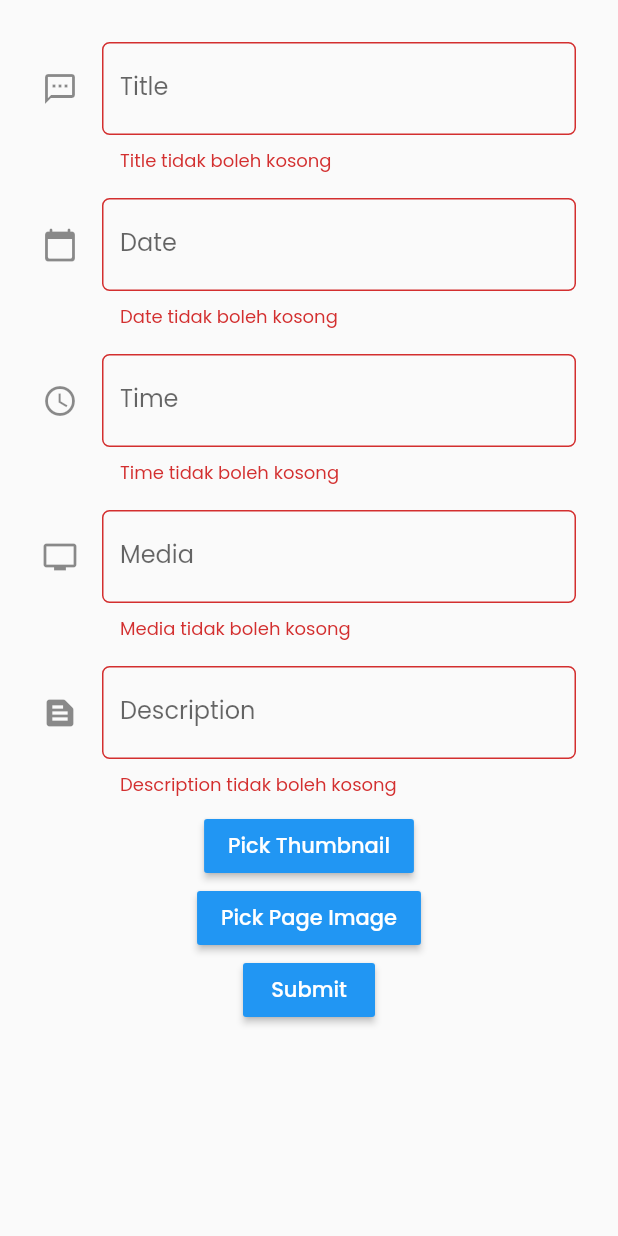
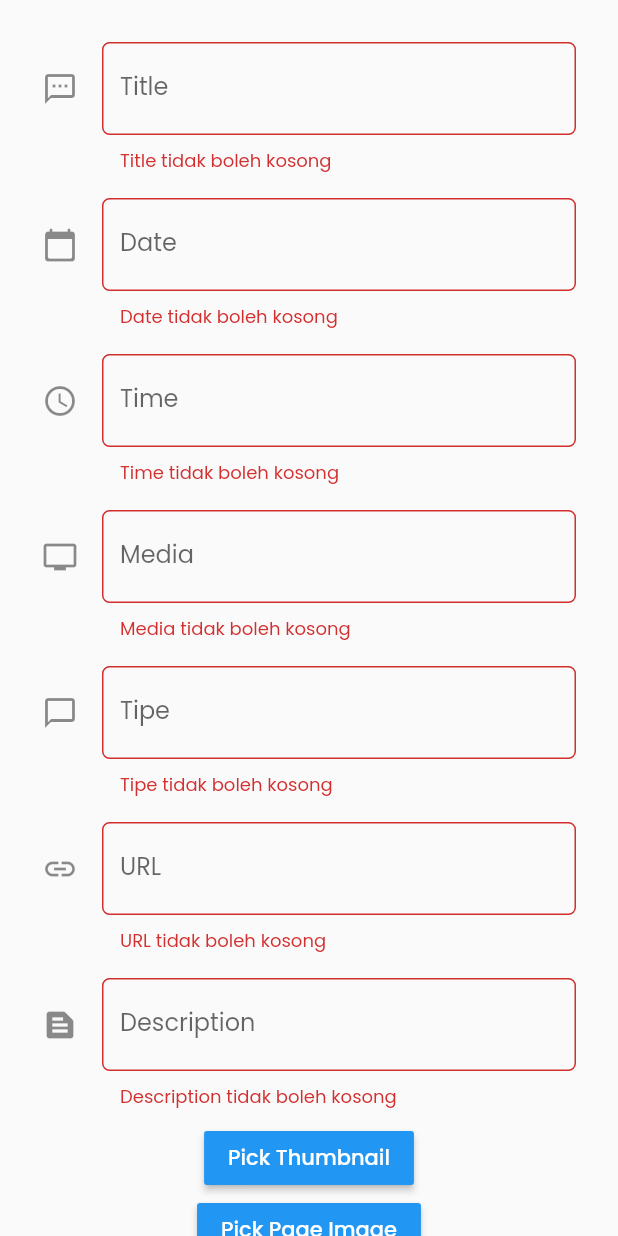
Before and after one commit to chrisbagas/corum, a Flutter app: the formstateful screen opened directly, after a tap on "Submit", on a phone screen of 412 x 824 dp. Run offline on Flutter 3.47's test engine with Material 2 defaults, Android fonts, the phone set to English and light mode, and no system bars; our stand-ins replace curved_navigation_bar, google_fonts, image_picker, rive, shared_preferences, timeago; missing offline and left inert: forum_corum; accounts and stored records are empty; network calls fail; project files that could hold a hidden picture were left out.

Commit message:
Update Event hampir selesai

```diff
--- a/lib/event/Screens/card.dart
+++ b/lib/event/Screens/card.dart
@@ -124,7 +124,7 @@ class _CardlistState extends State<Cardlist> {
                 })
           ])));
         } else {
-          return const CircularProgressIndicator();
+          return Center(child: const CircularProgressIndicator());
         }
       },
     );
--- a/lib/event/Screens/form.dart
+++ b/lib/event/Screens/form.dart
@@ -92,6 +92,8 @@ class formstate extends State<formstateful> {
               Padding(padding: const EdgeInsets.all(8.0), child: buildDate()),
               Padding(padding: const EdgeInsets.all(8.0), child: buildTime()),
               Padding(padding: const EdgeInsets.all(8.0), child: buildMedia()),
+              Padding(padding: const EdgeInsets.all(8.0), child: buildTipe()),
+              Padding(padding: const EdgeInsets.all(8.0), child: buildUrl()),
               Padding(
                   padding: const EdgeInsets.all(8.0),
                   child: buildDescription()),
@@ -133,14 +135,14 @@ class formstate extends State<formstateful> {
                           base64Encode(image2!.readAsBytesSync());
                       final String fileName2 = image2!.path.split("/").last;
                       final response = await request.post(
-                          "https://corum.herokuapp.com/event/post",
+                          "https://corum.herokuapp.com/event/post/",
                           convert.jsonEncode(<String, String>{
                             'title': title,
                             'tanggal': date,
                             'waktu': time,
                             'media': media,
                             'tipe': tipe,
-                            'Url': url,
+                            'url': url,
                             'deskripsi': description,
                             'file1': base64file1,
                             'name1': fileName1,
@@ -229,6 +231,38 @@ class formstate extends State<formstateful> {
         return null;
       },
       onSaved: (value) => setState(() => media = value!));
+  Widget buildTipe() => TextFormField(
+      decoration: new InputDecoration(
+        labelText: "Tipe",
+        icon: Icon(Icons.chat_bubble_outline),
+        border:
+            OutlineInputBorder(borderRadius: new BorderRadius.circular(5.0)),
+      ),
+      validator: (value) {
+        if (value!.isEmpty) {
+          return 'Tipe tidak boleh kosong';
+        }
+        return null;
+      },
+      onSaved: (value) => setState(() => tipe = value!));
+  Widget buildUrl() => TextFormField(
+      decoration: new InputDecoration(
+        labelText: "URL",
+        icon: Icon(Icons.link),
+        border:
+            OutlineInputBorder(borderRadius: new BorderRadius.circular(5.0)),
+      ),
+      validator: (value) {
+        if (value!.isEmpty) {
+          return 'URL tidak boleh kosong';
+        }
+        bool _validURL = Uri.parse(value).isAbsolute;
+        if (!_validURL) {
+          return 'URL tidak valid';
+        }
+        return null;
+      },
+      onSaved: (value) => setState(() => url = value!));
   Widget buildDescription() => TextFormField(
       decoration: new InputDecoration(
         labelText: "Description",
@@ -236,6 +270,8 @@ class formstate extends State<formstateful> {
         border:
             OutlineInputBorder(borderRadius: new BorderRadius.circular(5.0)),
       ),
+      keyboardType: TextInputType.multiline,
+      maxLines: null,
       validator: (value) {
         if (value!.isEmpty) {
           return 'Description tidak boleh kosong';
--- a/pubspec.yaml
+++ b/pubspec.yaml
@@ -46,6 +46,7 @@ dependencies:
   provider: ^6.0.1
   shared_preferences: ^2.0.11
   timeago: ^3.1.0
+  url_launcher: ^6.0.17
 
 dev_dependencies:
   flutter_test:
```
Also changed, not shown: lib/event/Screens/body_home.dart (+8 -5 lines), lib/event/Screens/detail_screen.dart (+12 -1 lines), pubspec.lock.
